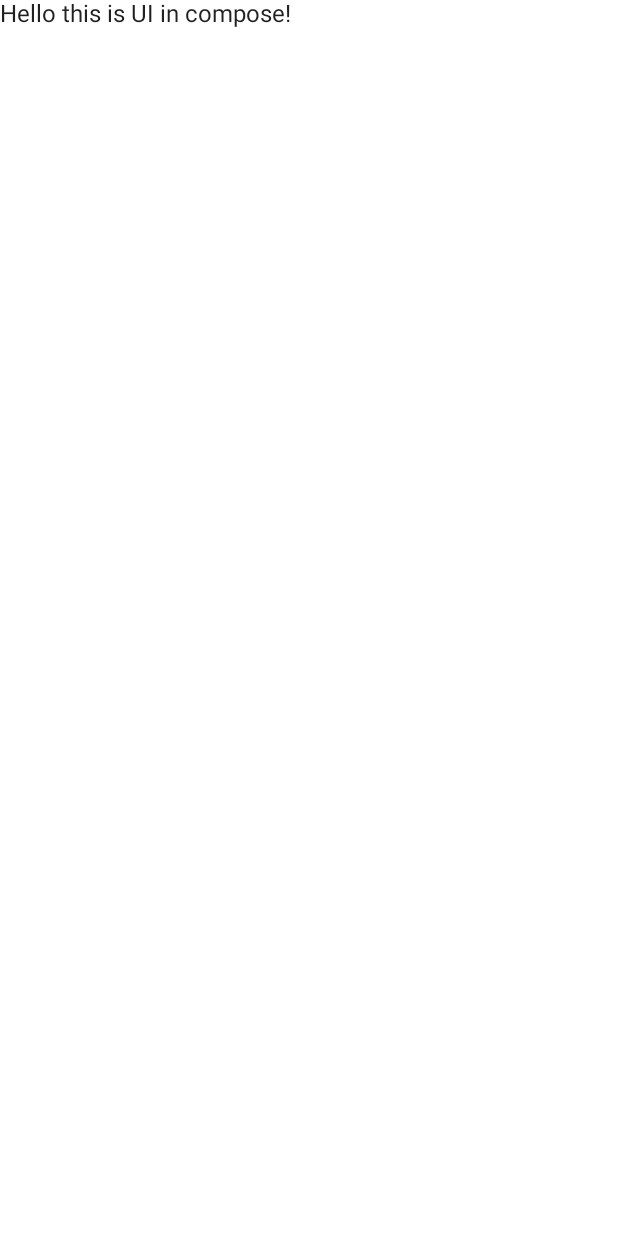
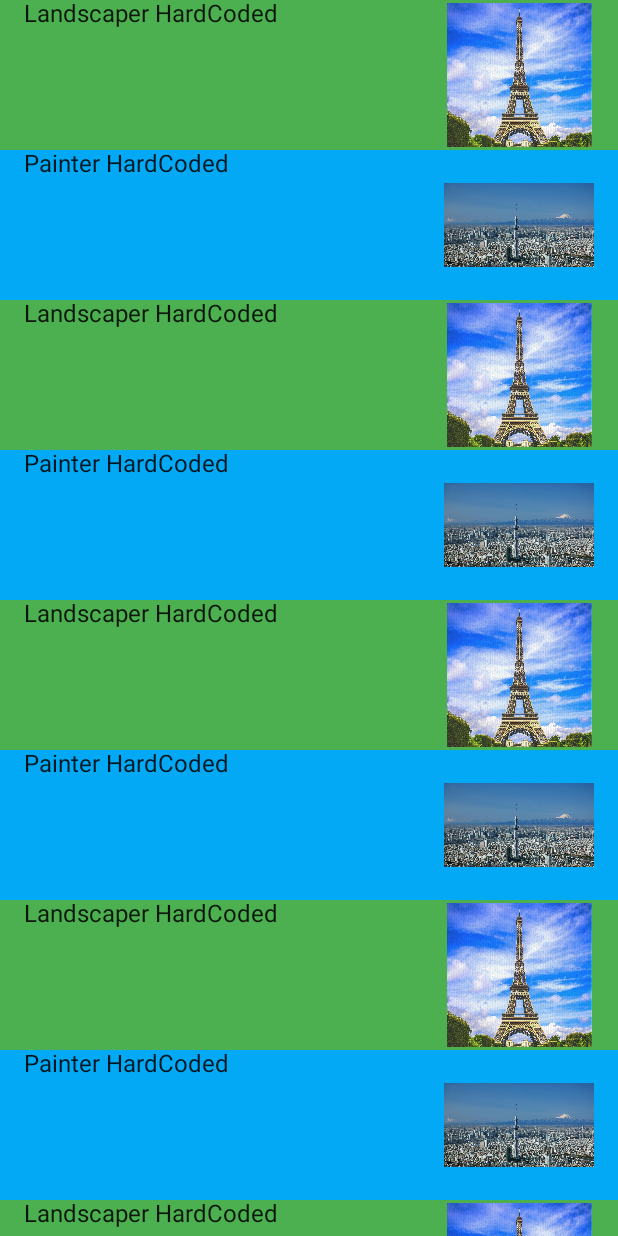
Before and after one commit to yuricfurusho/ArchitectureTemplate2022, an Android app built with Jetpack Compose: the screen it shows after launch (ContractorsListActivity), on a phone screen of 412 x 824 dp. Before the commit the screen is almost empty. Run offline under Robolectric (Android 15) with nearby library versions, the phone set to English and light mode, and no system bars.

Commit message:
AAT-2: Part 3: Adds Contractor List UI with Mock HardCoded Data

```diff
--- /dev/null
+++ b/ui-compose/src/main/java/com/yuricfurusho/architecturetemplate2022/ui/ContractorDummyData.kt
@@ -0,0 +1,35 @@
+package com.yuricfurusho.architecturetemplate2022.ui
+
+import com.yuricfurusho.architecturetemplate2022.ui.ui.theme.LandscaperGreen
+import com.yuricfurusho.architecturetemplate2022.ui.ui.theme.PainterBlue
+
+private val parisLandscaper = ContractorItemUI(
+    name = "Landscaper HardCoded",
+    cityImage = R.drawable.paris,
+    cityName = "Paris",
+    categoryColour = LandscaperGreen
+)
+private val tokyoPainter = ContractorItemUI(
+    name = "Painter HardCoded",
+    cityImage = R.drawable.tokyo,
+    cityName = "Tokyo",
+    categoryColour = PainterBlue
+)
+
+val contractorList = mutableListOf<ContractorItemUI>()
+    .apply {
+        add(parisLandscaper)
+        add(tokyoPainter)
+        add(parisLandscaper)
+        add(tokyoPainter)
+        add(parisLandscaper)
+        add(tokyoPainter)
+        add(parisLandscaper)
+        add(tokyoPainter)
+        add(parisLandscaper)
+        add(tokyoPainter)
+        add(parisLandscaper)
+        add(tokyoPainter)
+        add(parisLandscaper)
+        add(tokyoPainter)
+    }
--- /dev/null
+++ b/ui-compose/src/main/java/com/yuricfurusho/architecturetemplate2022/ui/ContractorItemUI.kt
@@ -0,0 +1,10 @@
+package com.yuricfurusho.architecturetemplate2022.ui
+
+import androidx.compose.ui.graphics.Color
+
+data class ContractorItemUI(
+    val name: String,
+    val categoryColour: Color,
+    val cityName: String,
+    val cityImage: Int
+)
--- a/ui-compose/src/main/java/com/yuricfurusho/architecturetemplate2022/ui/ContractorsListActivity.kt
+++ b/ui-compose/src/main/java/com/yuricfurusho/architecturetemplate2022/ui/ContractorsListActivity.kt
@@ -3,41 +3,16 @@ package com.yuricfurusho.architecturetemplate2022.ui
 import android.os.Bundle
 import androidx.activity.ComponentActivity
 import androidx.activity.compose.setContent
-import androidx.compose.foundation.layout.fillMaxSize
-import androidx.compose.material.MaterialTheme
-import androidx.compose.material.Surface
-import androidx.compose.material.Text
-import androidx.compose.runtime.Composable
-import androidx.compose.ui.Modifier
-import androidx.compose.ui.tooling.preview.Preview
 import com.yuricfurusho.architecturetemplate2022.ui.ui.theme.ArchitectureTemplate2022Theme
 
+// TODO yuri: rename: remove List from the name
 class ContractorsListActivity : ComponentActivity() {
     override fun onCreate(savedInstanceState: Bundle?) {
         super.onCreate(savedInstanceState)
         setContent {
             ArchitectureTemplate2022Theme {
-                // A surface container using the 'background' color from the theme
-                Surface(
-                    modifier = Modifier.fillMaxSize(),
-                    color = MaterialTheme.colors.background
-                ) {
-                    Greeting("this is UI in compose")
-                }
+                ContractorsScreen()
             }
         }
     }
 }
-
-@Composable
-fun Greeting(name: String) {
-    Text(text = "Hello $name!")
-}
-
-@Preview(showBackground = true)
-@Composable
-fun DefaultPreview() {
-    ArchitectureTemplate2022Theme {
-        Greeting("Android")
-    }
-}
--- /dev/null
+++ b/ui-compose/src/main/java/com/yuricfurusho/architecturetemplate2022/ui/ContractorsScreen.kt
@@ -0,0 +1,47 @@
+package com.yuricfurusho.architecturetemplate2022.ui
+
+import androidx.compose.foundation.Image
+import androidx.compose.foundation.background
+import androidx.compose.foundation.layout.Row
+import androidx.compose.foundation.layout.padding
+import androidx.compose.foundation.layout.size
+import androidx.compose.foundation.lazy.LazyColumn
+import androidx.compose.foundation.lazy.items
+import androidx.compose.material.Text
+import androidx.compose.runtime.Composable
+import androidx.compose.ui.Modifier
+import androidx.compose.ui.res.painterResource
+import androidx.compose.ui.unit.dp
+
+@Composable
+fun ContractorsScreen() {
+    ContractorList(contractorList)
+}
+
+@Composable
+fun ContractorList(contractorList: List<ContractorItemUI>) {
+    LazyColumn {
+        items(contractorList) { contractor ->
+            ContractorItem(contractor)
+        }
+    }
+}
+
+@Composable
+fun ContractorItem(contractor: ContractorItemUI) {
+    Row(modifier = Modifier.background(contractor.categoryColour)) {
+        Text(
+            text = contractor.name,
+            modifier = Modifier
+                .padding(start = 16.dp)
+                .weight(1f)
+        )
+        Image(
+            contentDescription = contractor.cityName,
+            painter = painterResource(id = contractor.cityImage),
+            modifier = Modifier
+                .padding(end = 16.dp, start = 4.dp)
+                .size(100.dp)
+        )
+    }
+}
--- a/ui-compose/src/main/java/com/yuricfurusho/architecturetemplate2022/ui/ui/theme/Color.kt
+++ b/ui-compose/src/main/java/com/yuricfurusho/architecturetemplate2022/ui/ui/theme/Color.kt
@@ -6,3 +6,6 @@ val Purple200 = Color(0xFFBB86FC)
 val Purple500 = Color(0xFF6200EE)
 val Purple700 = Color(0xFF3700B3)
 val Teal200 = Color(0xFF03DAC5)
+
+val LandscaperGreen = Color(0xFF4CAF50)
+val PainterBlue = Color(0xFF03A9F4)
```
Also changed, not shown: ui-compose/src/main/res/drawable/paris.webp (added), ui-compose/src/main/res/drawable/tokyo.webp (added).
